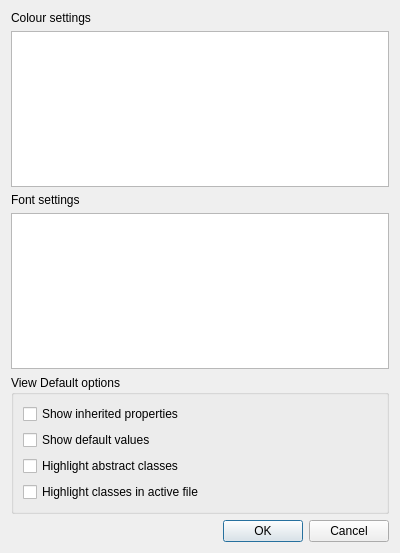
The window that ui/SchemaSettings.ui (DUNE-DAQ/dbe) describes before a commit, drawn with Qt 5.
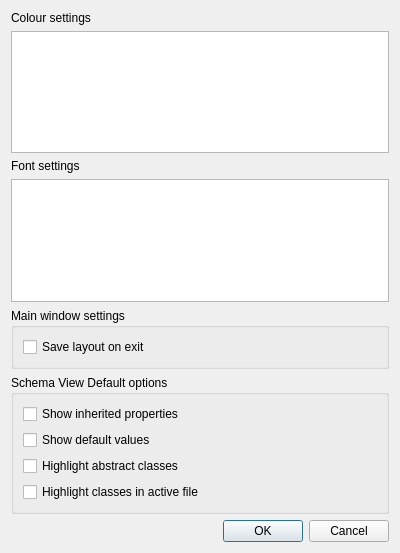
The same window after the commit.

Commit message: Improve schema preferences setting, adding tooltips, indicating present colour/fonts. Add layout save/restore menu items and save on exit option.

What changed in the file:
```diff
--- a/ui/SchemaSettings.ui
+++ b/ui/SchemaSettings.ui
@@ -34,10 +34,26 @@
    <item>
     <widget class="QListWidget" name="font_list"/>
    </item>
+   <item>
+    <widget class="QGroupBox" name="groupBox">
+     <property name="title">
+      <string>Main window settings</string>
+     </property>
+     <layout class="QVBoxLayout" name="verticalLayout_3">
+      <item>
+       <widget class="QCheckBox" name="save_settings">
+        <property name="text">
+         <string>Save layout on exit</string>
+        </property>
+       </widget>
+      </item>
+     </layout>
+    </widget>
+   </item>
    <item>
     <widget class="QGroupBox" name="view_toggles">
      <property name="title">
-      <string>View Default options</string>
+      <string>Schema View Default options</string>
      </property>
      <layout class="QVBoxLayout" name="verticalLayout">
       <item>
```
Left out of the diff: 3 changed lines with no effect on the pictures. The commit also changes 7 other files.
